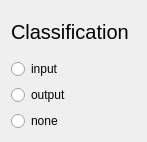
This is packages/OntologyBuilder/BehaviourLinker_v01/UIs/class_selector.ui in heinz-preisig/ProMo13 as Qt 5 draws it before an edit. The edited form follows.
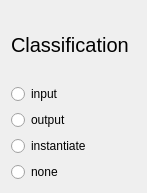
This is the edited form.

The edit to the form file:
```diff
--- a/packages/OntologyBuilder/BehaviourLinker_v01/UIs/class_selector.ui
+++ b/packages/OntologyBuilder/BehaviourLinker_v01/UIs/class_selector.ui
@@ -7,7 +7,7 @@
     <x>0</x>
     <y>0</y>
     <width>147</width>
-    <height>142</height>
+    <height>193</height>
    </rect>
   </property>
   <property name="windowTitle">
@@ -40,6 +40,13 @@
      </property>
     </widget>
    </item>
+   <item>
+    <widget class="QRadioButton" name="radioButton">
+     <property name="text">
+      <string>instantiate</string>
+     </property>
+    </widget>
+   </item>
    <item>
     <widget class="QRadioButton" name="select_none">
      <property name="text">
```
